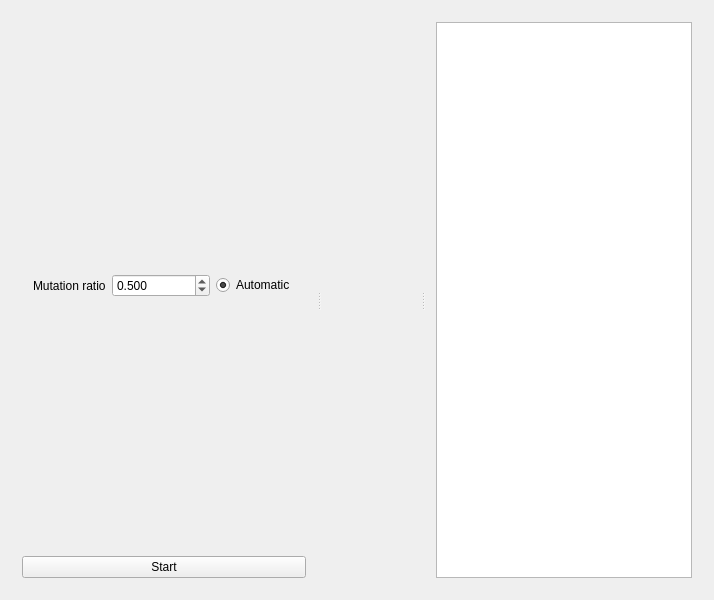
Before: the Qt Designer form ui/main-window.ui in loicbourgois/pony-prediction, drawn with Qt 5.
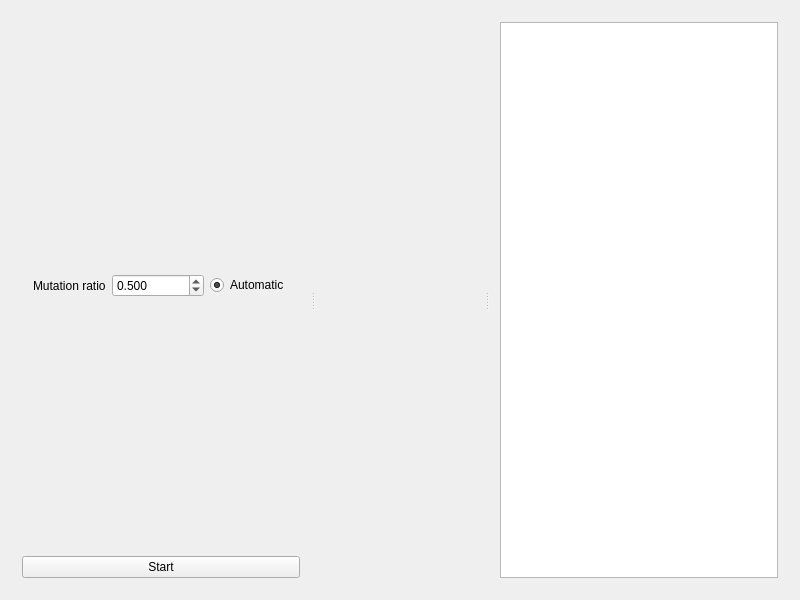
After: the same form once the commit is applied.

The edit to the form file:
```diff
--- a/ui/main-window.ui
+++ b/ui/main-window.ui
@@ -6,7 +6,7 @@
    <rect>
     <x>0</x>
     <y>0</y>
-    <width>714</width>
+    <width>800</width>
     <height>600</height>
    </rect>
   </property>
@@ -21,18 +21,30 @@
        <enum>Qt::Horizontal</enum>
       </property>
       <widget class="QScrollArea" name="scrollArea">
+       <property name="enabled">
+        <bool>true</bool>
+       </property>
        <property name="sizePolicy">
         <sizepolicy hsizetype="Preferred" vsizetype="Preferred">
-         <horstretch>1</horstretch>
+         <horstretch>0</horstretch>
          <verstretch>0</verstretch>
         </sizepolicy>
        </property>
+       <property name="minimumSize">
+        <size>
+         <width>300</width>
+         <height>0</height>
+        </size>
+       </property>
        <property name="frameShape">
         <enum>QFrame::NoFrame</enum>
        </property>
        <property name="frameShadow">
         <enum>QFrame::Plain</enum>
        </property>
+       <property name="sizeAdjustPolicy">
+        <enum>QAbstractScrollArea::AdjustIgnored</enum>
+       </property>
        <property name="widgetResizable">
         <bool>true</bool>
        </property>
@@ -41,7 +53,7 @@
          <rect>
           <x>0</x>
           <y>0</y>
-          <width>312</width>
+          <width>300</width>
           <height>582</height>
          </rect>
         </property>
@@ -49,6 +61,9 @@
          <item row="0" column="0">
           <widget class="QWidget" name="widget" native="true">
            <layout class="QGridLayout" name="gridLayout_3">
+            <property name="sizeConstraint">
+             <enum>QLayout::SetDefaultConstraint</enum>
+            </property>
             <item row="0" column="1">
              <widget class="QDoubleSpinBox" name="doubleSpinBoxMutationRatio">
               <property name="sizePolicy">
@@ -108,6 +123,18 @@
        </widget>
       </widget>
       <widget class="QScrollArea" name="scrollArea_2">
+       <property name="sizePolicy">
+        <sizepolicy hsizetype="Expanding" vsizetype="Expanding">
+         <horstretch>1</horstretch>
+         <verstretch>0</verstretch>
+        </sizepolicy>
+       </property>
+       <property name="minimumSize">
+        <size>
+         <width>0</width>
+         <height>0</height>
+        </size>
+       </property>
        <property name="frameShape">
         <enum>QFrame::NoFrame</enum>
        </property>
@@ -122,7 +149,7 @@
          <rect>
           <x>0</x>
           <y>0</y>
-          <width>100</width>
+          <width>172</width>
           <height>582</height>
          </rect>
         </property>
@@ -135,6 +162,12 @@
          <verstretch>0</verstretch>
         </sizepolicy>
        </property>
+       <property name="minimumSize">
+        <size>
+         <width>300</width>
+         <height>0</height>
+        </size>
+       </property>
        <property name="frameShape">
         <enum>QFrame::NoFrame</enum>
        </property>
@@ -146,25 +179,22 @@
          <rect>
           <x>0</x>
           <y>0</y>
-          <width>274</width>
+          <width>300</width>
           <height>582</height>
          </rect>
         </property>
         <layout class="QGridLayout" name="gridLayout_4">
          <item row="0" column="0">
-          <widget class="QTextEdit" name="textEditLogs">
-           <property name="sizePolicy">
-            <sizepolicy hsizetype="Preferred" vsizetype="Preferred">
-             <horstretch>0</horstretch>
-             <verstretch>0</verstretch>
-            </sizepolicy>
-           </property>
+          <widget class="QPlainTextEdit" name="plainTextEditLogs">
            <property name="font">
             <font>
              <family>Courier</family>
              <pointsize>10</pointsize>
             </font>
            </property>
+           <property name="readOnly">
+            <bool>true</bool>
+           </property>
           </widget>
          </item>
         </layout>
```
